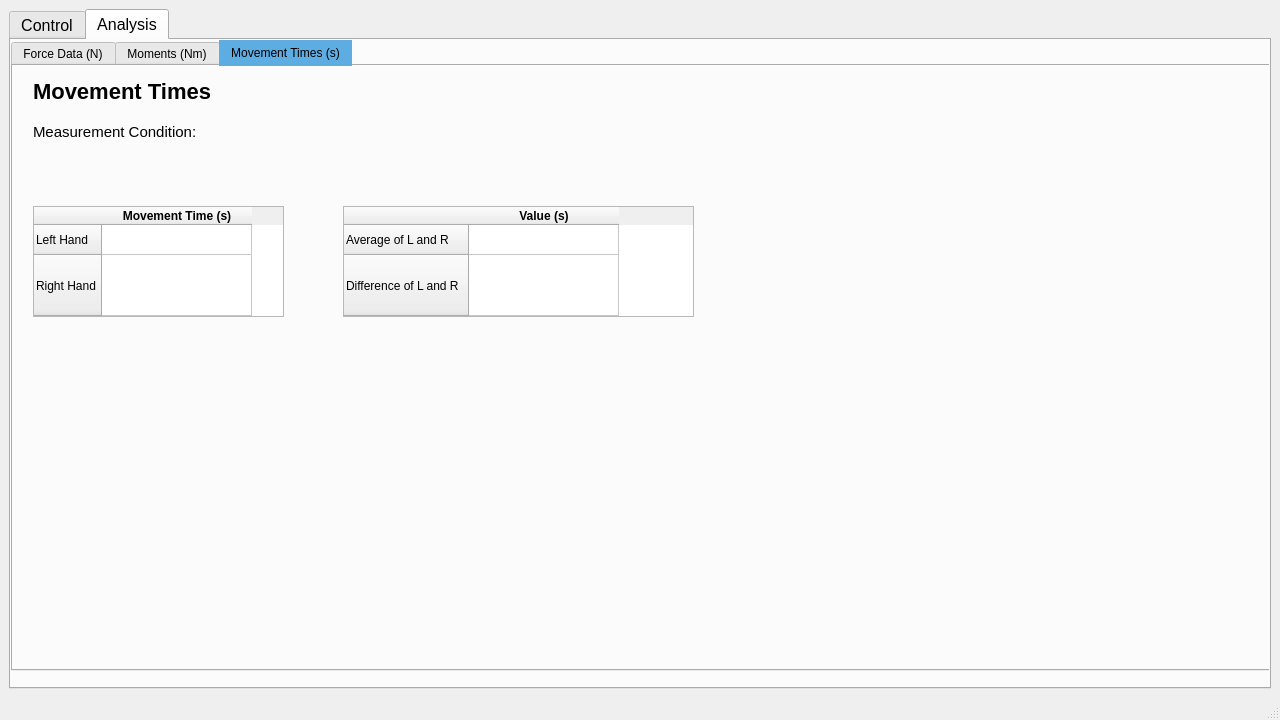
First picture: the form in app_GUI.ui, repository amayixx/RaspberryPi_Snapcoach_WS2627, before the edit.
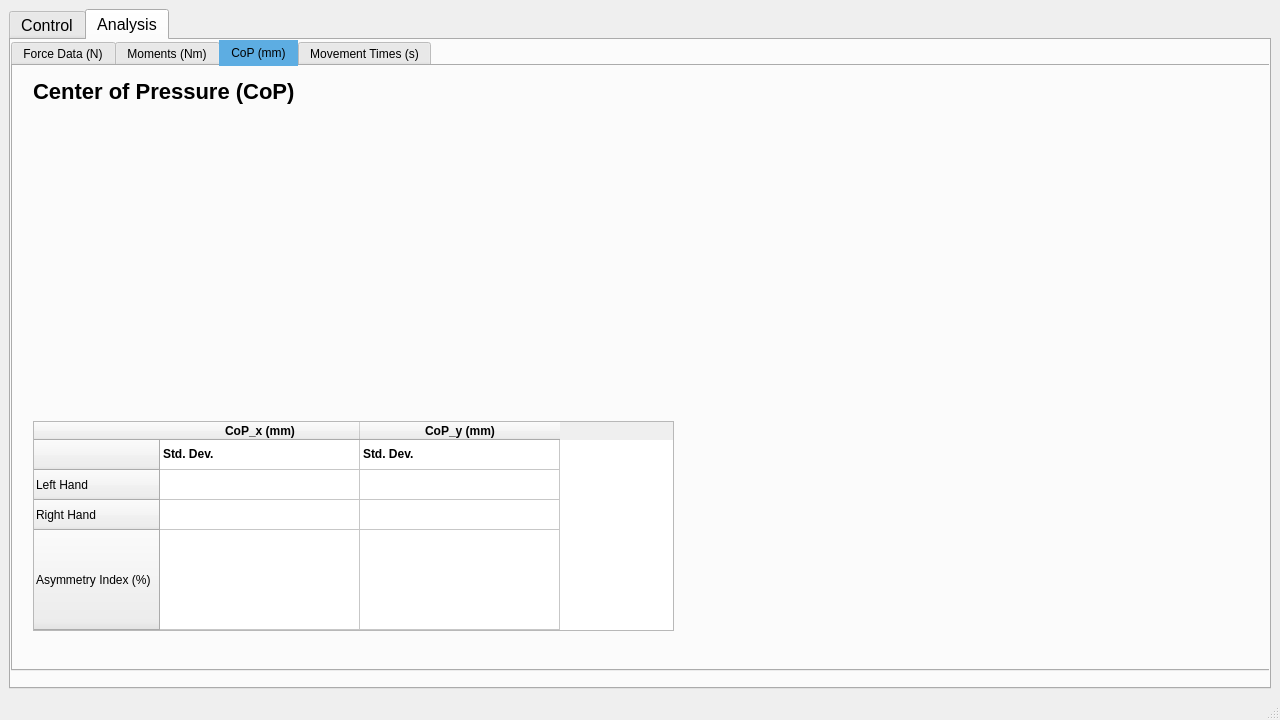
Second picture: the form after the edit.

Commit message: Add CoP metrics, trigger improvements, CSV CoP export

Patch:
```diff
--- a/app_GUI.ui
+++ b/app_GUI.ui
@@ -1361,6 +1361,159 @@
           </item>
          </widget>
         </widget>
+        <widget class="QWidget" name="CoP">
+         <attribute name="title">
+          <string>CoP (mm)</string>
+         </attribute>
+         <widget class="QLabel" name="label_cop_plots">
+          <property name="geometry">
+           <rect>
+            <x>20</x>
+            <y>10</y>
+            <width>571</width>
+            <height>31</height>
+           </rect>
+          </property>
+          <property name="font">
+           <font>
+            <pointsize>-1</pointsize>
+            <weight>75</weight>
+            <bold>true</bold>
+           </font>
+          </property>
+          <property name="styleSheet">
+           <string notr="true">font-size: 22px;
+font-weight: bold;</string>
+          </property>
+          <property name="text">
+           <string>Center of Pressure (CoP)</string>
+          </property>
+         </widget>
+         <widget class="QWidget" name="plot_links_cop" native="true">
+          <property name="geometry">
+           <rect>
+            <x>20</x>
+            <y>50</y>
+            <width>571</width>
+            <height>291</height>
+           </rect>
+          </property>
+          <property name="styleSheet">
+           <string notr="true"/>
+          </property>
+         </widget>
+         <widget class="QWidget" name="plot_rechts_cop" native="true">
+          <property name="geometry">
+           <rect>
+            <x>650</x>
+            <y>50</y>
+            <width>571</width>
+            <height>291</height>
+           </rect>
+          </property>
+          <property name="styleSheet">
+           <string notr="true"/>
+          </property>
+         </widget>
+         <widget class="QTableWidget" name="tabelle_cop">
+          <property name="geometry">
+           <rect>
+            <x>20</x>
+            <y>355</y>
+            <width>641</width>
+            <height>210</height>
+           </rect>
+          </property>
+          <property name="styleSheet">
+           <string notr="true"/>
+          </property>
+          <property name="editTriggers">
+           <set>QAbstractItemView::NoEditTriggers</set>
+          </property>
+          <property name="selectionMode">
+           <enum>QAbstractItemView::NoSelection</enum>
+          </property>
+          <property name="rowCount">
+           <number>4</number>
+          </property>
+          <property name="columnCount">
+           <number>2</number>
+          </property>
+          <attribute name="horizontalHeaderDefaultSectionSize">
+           <number>200</number>
+          </attribute>
+          <attribute name="horizontalHeaderStretchLastSection">
+           <bool>false</bool>
+          </attribute>
+          <attribute name="verticalHeaderStretchLastSection">
+           <bool>true</bool>
+          </attribute>
+          <row>
+           <property name="text">
+            <string/>
+           </property>
+          </row>
+          <row>
+           <property name="text">
+            <string>Left Hand</string>
+           </property>
+          </row>
+          <row>
+           <property name="text">
+            <string>Right Hand</string>
+           </property>
+          </row>
+          <row>
+           <property name="text">
+            <string>Asymmetry Index (%)</string>
+           </property>
+          </row>
+          <column>
+           <property name="text">
+            <string>CoP_x (mm)</string>
+           </property>
+           <property name="font">
+            <font>
+             <weight>75</weight>
+             <bold>true</bold>
+            </font>
+           </property>
+          </column>
+          <column>
+           <property name="text">
+            <string>CoP_y (mm)</string>
+           </property>
+           <property name="font">
+            <font>
+             <weight>75</weight>
+             <bold>true</bold>
+            </font>
+           </property>
+          </column>
+          <item row="0" column="0">
+           <property name="text">
+            <string>Std. Dev.</string>
+           </property>
+           <property name="font">
+            <font>
+             <weight>75</weight>
+             <bold>true</bold>
+            </font>
+           </property>
+          </item>
+          <item row="0" column="1">
+           <property name="text">
+            <string>Std. Dev.</string>
+           </property>
+           <property name="font">
+            <font>
+             <weight>75</weight>
+             <bold>true</bold>
+            </font>
+           </property>
+          </item>
+         </widget>
+        </widget>
         <widget class="QWidget" name="Reaktion">
          <attribute name="title">
           <string>Movement Times (s)</string>
```
The commit also changes 1 other file.
